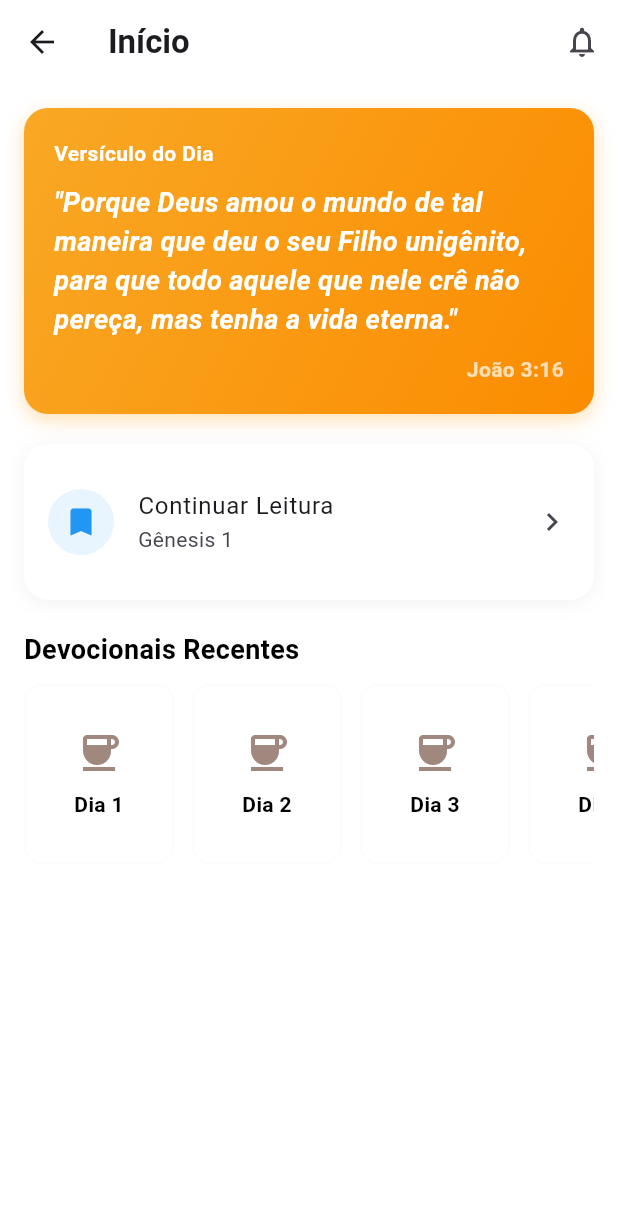
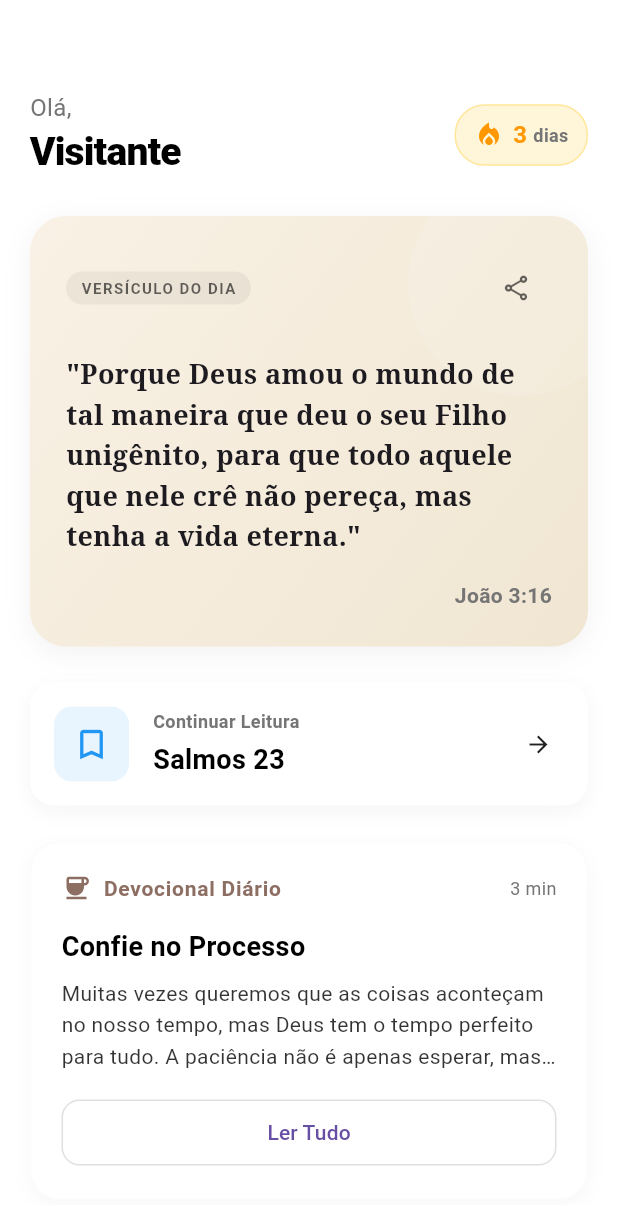
Before and after one commit to JC-dev9/belight-bible, a Flutter app: the HomeTab screen opened directly, on a phone screen of 412 x 824 dp. Shown: the top 1205 px of the screen. Run offline on Flutter 3.47's test engine with Material 3 defaults, Android fonts, the phone set to English and light mode, and no system bars; our stand-ins replace dio, equatable, flutter_markdown, flutter_riverpod, hive_flutter, scrollable_positioned_list and 2 more; missing offline and left inert: flutter_quill, graphview; accounts and stored records are empty.

Commit message:
feat(home-screen): implementa nova tab; Tela inicial;

```diff
--- a/lib/screens/tabs/home_tab.dart
+++ b/lib/screens/tabs/home_tab.dart
@@ -1,4 +1,8 @@
 import 'package:flutter/material.dart';
+import '../../widgets/home/home_header.dart';
+import '../../widgets/home/daily_verse_card.dart';
+import '../../widgets/home/continue_reading_card.dart';
+import '../../widgets/home/daily_devotional_card.dart';
 
 class HomeTab extends StatelessWidget {
   const HomeTab({super.key});
@@ -7,162 +11,83 @@ class HomeTab extends StatelessWidget {
   Widget build(BuildContext context) {
     return Scaffold(
       backgroundColor: Colors.transparent,
-      body: CustomScrollView(
+      body: SafeArea(
+        child: CustomScrollView(
+          physics: const BouncingScrollPhysics(),
           slivers: [
-          SliverAppBar(
-            backgroundColor: Colors.transparent,
-            floating: true,
-            title: const Text('Início', style: TextStyle(fontWeight: FontWeight.bold)),
-            actions: [
-              IconButton(
-                icon: const Icon(Icons.notifications_outlined),
-                onPressed: () {},
-              ),
-            ],
-          ),
             SliverToBoxAdapter(
               child: Padding(
-              padding: const EdgeInsets.all(16.0),
+                padding: const EdgeInsets.fromLTRB(20.0, 60.0, 20.0, 20.0), // Increased top padding
                 child: Column(
-                crossAxisAlignment: CrossAxisAlignment.start,
+                  crossAxisAlignment: CrossAxisAlignment.stretch,
                   children: [
-                   _buildDailyVerseCard(context),
-                   const SizedBox(height: 20),
-                   _buildContinueReadingCard(context),
-                   const SizedBox(height: 20),
-                   const Text(
-                     'Devocionais Recentes',
-                     style: TextStyle(fontSize: 18, fontWeight: FontWeight.bold),
+                    // 1. Header (Greeting + Streak)
+                    const HomeHeader(),
+                    const SizedBox(height: 24),
+
+                    // 2. Daily Verse (Impact)
+                    const DailyVerseCard(),
+                    const SizedBox(height: 24),
+
+                    // 3. Continue Reading (Utility)
+                    ContinueReadingCard(
+                      onTap: () {
+                        // TODO: Implement Logic to jump to last read
+                        ScaffoldMessenger.of(context).showSnackBar(
+                          const SnackBar(content: Text('Continuar leitura em breve...')),
+                        );
+                      }
                     ),
-                   const SizedBox(height: 10),
-                   _buildDevotionalList(),
+                    const SizedBox(height: 24),
+
+                    // 4. Daily Devotional (Content)
+                    const DailyDevotionalCard(),
+                    const SizedBox(height: 80), // Bottom padding for NavBar
                   ],
                 ),
               ),
             ),
           ],
         ),
-    );
-  }
-
-  Widget _buildDailyVerseCard(BuildContext context) {
-    return Container(
-      width: double.infinity,
-      padding: const EdgeInsets.all(20),
-      decoration: BoxDecoration(
-        gradient: LinearGradient(
-          colors: [Colors.yellow.shade800, Colors.orange.shade600],
-          begin: Alignment.topLeft,
-          end: Alignment.bottomRight,
-        ),
-        borderRadius: BorderRadius.circular(16),
-        boxShadow: [
-          BoxShadow(
-            color: Colors.orange.withOpacity(0.3),
-            blurRadius: 10,
-            offset: const Offset(0, 4),
-          ),
-        ],
-      ),
-      child: const Column(
-        crossAxisAlignment: CrossAxisAlignment.start,
-        children: [
-          Text(
-            'Versículo do Dia',
-            style: TextStyle(
-              color: Colors.white,
-              fontWeight: FontWeight.bold,
-              fontSize: 14,
-            ),
-          ),
-          SizedBox(height: 10),
-          Text(
-            '"Porque Deus amou o mundo de tal maneira que deu o seu Filho unigênito, para que todo aquele que nele crê não pereça, mas tenha a vida eterna."',
-            style: TextStyle(
-              color: Colors.white,
-              fontSize: 18,
-              fontWeight: FontWeight.w600,
-              fontStyle: FontStyle.italic,
-            ),
-          ),
-          SizedBox(height: 10),
-          Align(
-            alignment: Alignment.centerRight,
-            child: Text(
-              'João 3:16',
-              style: TextStyle(
-                color: Colors.white70,
-                fontWeight: FontWeight.bold,
-              ),
-            ),
-          ),
-        ],
       ),
     );
   }
 
-  Widget _buildContinueReadingCard(BuildContext context) {
-    return Container(
+  Widget _buildWeeklyProgress(BuildContext context) {
+    // Mock days: M T W T F S S
+    final days = ['D', 'S', 'T', 'Q', 'Q', 'S', 'S'];
+    final completed = [true, true, true, false, false, false, false]; // Mock data
+
+    return Row(
+      mainAxisAlignment: MainAxisAlignment.spaceBetween,
+      children: List.generate(7, (index) {
+        final isCompleted = completed[index];
+        return Column(
+          children: [
+            Container(
+              width: 36,
+              height: 36,
               decoration: BoxDecoration(
-        color: Theme.of(context).cardColor,
-        borderRadius: BorderRadius.circular(16),
-        boxShadow: [
-          BoxShadow(
-            color: Colors.black.withOpacity(0.05),
-            blurRadius: 10,
-            offset: const Offset(0, 2),
+                color: isCompleted ? Colors.green : Theme.of(context).dividerColor.withOpacity(0.1),
+                shape: BoxShape.circle,
+                border: isCompleted ? null : Border.all(color: Theme.of(context).dividerColor),
+              ),
+              child: isCompleted
+                  ? const Icon(Icons.check, color: Colors.white, size: 20)
+                  : null,
+            ),
+            const SizedBox(height: 8),
+            Text(
+              days[index],
+              style: TextStyle(
+                color: Theme.of(context).hintColor,
+                fontSize: 12,
+                fontWeight: FontWeight.bold,
+              ),
             ),
           ],
-      ),
-      child: ListTile(
-        contentPadding: const EdgeInsets.all(16),
-        leading: Container(
-          padding: const EdgeInsets.all(10),
-          decoration: BoxDecoration(
-            color: Colors.blue.withOpacity(0.1),
-            shape: BoxShape.circle,
-          ),
-          child: const Icon(Icons.bookmark, color: Colors.blue),
-        ),
-        title: const Text('Continuar Leitura'),
-        subtitle: const Text('Gênesis 1'),
-        trailing: const Icon(Icons.chevron_right),
-        onTap: () {
-          // TODO: Navigate to last read position
-        },
-      ),
         );
-  }
-
-  Widget _buildDevotionalList() {
-    return SizedBox(
-      height: 120,
-      child: ListView.builder(
-        scrollDirection: Axis.horizontal,
-        itemCount: 5,
-        itemBuilder: (context, index) {
-          return Container(
-            width: 100,
-            margin: const EdgeInsets.only(right: 12),
-            decoration: BoxDecoration(
-              color: Theme.of(context).cardColor,
-              borderRadius: BorderRadius.circular(12),
-              border: Border.all(color: Theme.of(context).dividerColor.withOpacity(0.1)),
-            ),
-            child: Column(
-              mainAxisAlignment: MainAxisAlignment.center,
-              children: [
-                Icon(Icons.coffee, color: Colors.brown.shade300, size: 32),
-                const SizedBox(height: 8),
-                Text(
-                  'Dia ${index + 1}',
-                  style: const TextStyle(fontWeight: FontWeight.bold),
-                ),
-              ],
-            ),
-          );
-        },
-      ),
+      }),
     );
   }
 }
--- /dev/null
+++ b/lib/widgets/home/continue_reading_card.dart
@@ -0,0 +1,73 @@
+import 'package:flutter/material.dart';
+
+class ContinueReadingCard extends StatelessWidget {
+  final VoidCallback onTap;
+
+  const ContinueReadingCard({super.key, required this.onTap});
+
+  @override
+  Widget build(BuildContext context) {
+    return GestureDetector(
+      onTap: onTap,
+      child: Container(
+        padding: const EdgeInsets.all(16),
+        decoration: BoxDecoration(
+          color: Theme.of(context).cardColor,
+          borderRadius: BorderRadius.circular(16),
+          boxShadow: [
+            BoxShadow(
+              color: Colors.black.withOpacity(0.04),
+              blurRadius: 10,
+              offset: const Offset(0, 4),
+            ),
+          ],
+        ),
+        child: Row(
+          children: [
+            Container(
+              width: 50,
+              height: 50,
+              decoration: BoxDecoration(
+                color: Colors.blue.withOpacity(0.1),
+                borderRadius: BorderRadius.circular(12),
+              ),
+              child: const Icon(Icons.bookmark_border, color: Colors.blue, size: 26),
+            ),
+            const SizedBox(width: 16),
+            Expanded(
+              child: Column(
+                crossAxisAlignment: CrossAxisAlignment.start,
+                children: [
+                  Text(
+                    'Continuar Leitura',
+                    style: TextStyle(
+                      fontSize: 12,
+                      color: Theme.of(context).hintColor,
+                      fontWeight: FontWeight.w600,
+                    ),
+                  ),
+                  const SizedBox(height: 4),
+                  const Text(
+                    'Salmos 23', // Mock
+                    style: TextStyle(
+                      fontSize: 18,
+                      fontWeight: FontWeight.bold,
+                    ),
+                  ),
+                ],
+              ),
+            ),
+            Container(
+              padding: const EdgeInsets.all(8),
+              decoration: BoxDecoration(
+                shape: BoxShape.circle,
+                color: Theme.of(context).scaffoldBackgroundColor,
+              ),
+              child: Icon(Icons.arrow_forward, size: 18, color: Theme.of(context).iconTheme.color),
+            ),
+          ],
+        ),
+      ),
+    );
+  }
+}
--- /dev/null
+++ b/lib/widgets/home/daily_devotional_card.dart
@@ -0,0 +1,85 @@
+import 'package:flutter/material.dart';
+
+class DailyDevotionalCard extends StatelessWidget {
+  const DailyDevotionalCard({super.key});
+
+  @override
+  Widget build(BuildContext context) {
+    return Container(
+      padding: const EdgeInsets.all(20),
+      decoration: BoxDecoration(
+        color: Theme.of(context).cardColor,
+        borderRadius: BorderRadius.circular(20),
+        border: Border.all(color: Theme.of(context).dividerColor.withOpacity(0.1)),
+        boxShadow: [
+          BoxShadow(
+            color: Colors.black.withOpacity(0.03),
+            blurRadius: 10,
+            offset: const Offset(0, 4),
+          ),
+        ],
+      ),
+      child: Column(
+        crossAxisAlignment: CrossAxisAlignment.start,
+        children: [
+          Row(
+            children: [
+              Icon(Icons.coffee, size: 20, color: Colors.brown.shade400),
+              const SizedBox(width: 8),
+              Text(
+                'Devocional Diário',
+                style: TextStyle(
+                  fontWeight: FontWeight.bold,
+                  color: Colors.brown.shade400,
+                  letterSpacing: 0.5,
+                ),
+              ),
+              const Spacer(),
+              Text(
+                '3 min',
+                style: TextStyle(
+                  fontSize: 12,
+                  color: Theme.of(context).hintColor,
+                ),
+              ),
+            ],
+          ),
+          const SizedBox(height: 16),
+          const Text(
+            'Confie no Processo',
+            style: TextStyle(
+              fontSize: 18,
+              fontWeight: FontWeight.bold,
+            ),
+          ),
+          const SizedBox(height: 8),
+          Text(
+            'Muitas vezes queremos que as coisas aconteçam no nosso tempo, mas Deus tem o tempo perfeito para tudo. A paciência não é apenas esperar, mas como nos comportamos enquanto esperamos...',
+            style: TextStyle(
+              fontSize: 14,
+              color: Theme.of(context).textTheme.bodyMedium?.color?.withOpacity(0.8),
+              height: 1.5,
+            ),
+            maxLines: 3,
+            overflow: TextOverflow.ellipsis,
+          ),
+          const SizedBox(height: 16),
+          SizedBox(
+            width: double.infinity,
+            child: OutlinedButton(
+              onPressed: () {
+                // TODO: Open full devotional
+              },
+              style: OutlinedButton.styleFrom(
+                shape: RoundedRectangleBorder(borderRadius: BorderRadius.circular(12)),
+                side: BorderSide(color: Theme.of(context).dividerColor),
+                padding: const EdgeInsets.symmetric(vertical: 12),
+              ),
+              child: const Text('Ler Tudo'),
+            ),
+          ),
+        ],
+      ),
+    );
+  }
+}
--- /dev/null
+++ b/lib/widgets/home/daily_verse_card.dart
@@ -0,0 +1,126 @@
+import 'package:flutter/material.dart';
+import 'package:share_plus/share_plus.dart';
+
+class DailyVerseCard extends StatelessWidget {
+  const DailyVerseCard({super.key});
+
+  @override
+  Widget build(BuildContext context) {
+    return Container(
+      width: double.infinity,
+      decoration: BoxDecoration(
+        // Modern Gradient - Softer & More Elegant
+        gradient: LinearGradient(
+          colors: [
+            Theme.of(context).brightness == Brightness.dark
+                ? const Color(0xFF3E3E3E) // Darker variant for dark mode
+                : const Color(0xFFF9F1E5), // Soft elegant cream/gold for light
+            Theme.of(context).brightness == Brightness.dark
+                ? const Color(0xFF2C2C2C)
+                : const Color(0xFFF0E6D2),
+          ],
+          begin: Alignment.topLeft,
+          end: Alignment.bottomRight,
+        ),
+        borderRadius: BorderRadius.circular(24),
+        boxShadow: [
+          BoxShadow(
+            color: Colors.black.withOpacity(0.05), // Softer shadow
+            blurRadius: 15,
+            offset: const Offset(0, 4),
+          ),
+        ],
+      ),
+      child: Stack(
+        children: [
+          // Background decorative circle (subtle)
+          Positioned(
+            right: -30,
+            top: -30,
+            child: Container(
+              width: 150,
+              height: 150,
+              decoration: BoxDecoration(
+                shape: BoxShape.circle,
+                color: Colors.white.withOpacity(0.1),
+              ),
+            ),
+          ),
+
+          Padding(
+            padding: const EdgeInsets.all(24.0),
+            child: Column(
+              crossAxisAlignment: CrossAxisAlignment.start,
+              children: [
+                Row(
+                  mainAxisAlignment: MainAxisAlignment.spaceBetween,
+                  children: [
+                    Container(
+                      padding: const EdgeInsets.symmetric(horizontal: 10, vertical: 4),
+                      decoration: BoxDecoration(
+                        color: Theme.of(context).brightness == Brightness.dark
+                            ? Colors.white.withOpacity(0.1)
+                            : Colors.black.withOpacity(0.05),
+                        borderRadius: BorderRadius.circular(12),
+                      ),
+                      child: Text(
+                        'VERSÍCULO DO DIA',
+                        style: TextStyle(
+                          color: Theme.of(context).brightness == Brightness.dark
+                              ? Colors.white
+                              : Colors.black.withOpacity(0.6),
+                          fontSize: 10,
+                          fontWeight: FontWeight.bold,
+                          letterSpacing: 1.0,
+                        ),
+                      ),
+                    ),
+                    IconButton(
+                      icon: Icon(Icons.share_outlined,
+                          color: Theme.of(context).brightness == Brightness.dark
+                              ? Colors.white
+                              : Colors.black.withOpacity(0.6),
+                          size: 20),
+                      onPressed: () {
+                         Share.share('"Porque Deus amou o mundo de tal maneira..." João 3:16 - App Bíblia');
+                      },
+                      padding: EdgeInsets.zero,
+                      constraints: const BoxConstraints(),
+                    )
+                  ],
+                ),
+
+                const SizedBox(height: 20),
+
+                Text(
+                  '"Porque Deus amou o mundo de tal maneira que deu o seu Filho unigênito, para que todo aquele que nele crê não pereça, mas tenha a vida eterna."',
+                  style: TextStyle(
+                    color: Theme.of(context).textTheme.bodyLarge?.color,
+                    fontSize: 18,
+                    fontWeight: FontWeight.w600,
+                    height: 1.5,
+                    fontFamily: 'Serif',
+                  ),
+                ),
+
+                const SizedBox(height: 16),
+
+                Align(
+                  alignment: Alignment.centerRight,
+                  child: Text(
+                    'João 3:16',
+                    style: TextStyle(
+                      color: Theme.of(context).hintColor,
+                      fontSize: 14,
+                      fontWeight: FontWeight.bold,
+                    ),
+                  ),
+                ),
+              ],
+            ),
+          ),
+        ],
+      ),
+    );
+  }
+}
--- /dev/null
+++ b/lib/widgets/home/home_header.dart
@@ -0,0 +1,80 @@
+import 'package:flutter/material.dart';
+import 'package:supabase_flutter/supabase_flutter.dart';
+import '../../utils/theme.dart';
+
+class HomeHeader extends StatelessWidget {
+  const HomeHeader({super.key});
+
+  @override
+  Widget build(BuildContext context) {
+    final user = Supabase.instance.client.auth.currentUser;
+    // Tenta pegar o nome do metadata, se não tiver, usa parte do email
+    final String name = user?.userMetadata?['name'] ??
+                        user?.email?.split('@').first ??
+                        'Visitante';
+
+    // Capitalize first letter
+    final displayName = name.isEmpty ? 'Visitante' :
+        '${name[0].toUpperCase()}${name.substring(1)}';
+
+    return Row(
+      mainAxisAlignment: MainAxisAlignment.spaceBetween,
+      children: [
+        Column(
+          crossAxisAlignment: CrossAxisAlignment.start,
+          children: [
+            Text(
+              'Olá,',
+              style: TextStyle(
+                fontSize: 16,
+                color: Theme.of(context).hintColor,
+                fontWeight: FontWeight.w400,
+              ),
+            ),
+            Text(
+              displayName,
+              style: const TextStyle(
+                fontSize: 26,
+                fontWeight: FontWeight.w800, // Extra bold for impact
+                letterSpacing: -0.5,
+              ),
+            ),
+          ],
+        ),
+
+        // Streak Counter
+        Container(
+          padding: const EdgeInsets.symmetric(horizontal: 12, vertical: 8),
+          decoration: BoxDecoration(
+            color: AppTheme.accentGold.withOpacity(0.15),
+            borderRadius: BorderRadius.circular(20),
+            border: Border.all(color: AppTheme.accentGold.withOpacity(0.3)),
+          ),
+          child: Row(
+            children: [
+              const Icon(Icons.local_fire_department, color: Colors.orange, size: 20),
+              const SizedBox(width: 6),
+              const Text(
+                '3', // Mock data
+                style: TextStyle(
+                  fontWeight: FontWeight.bold,
+                  fontSize: 16,
+                  color: Colors.orange,
+                ),
+              ),
+              const SizedBox(width: 4),
+              Text(
+                'dias',
+                style: TextStyle(
+                  fontSize: 12,
+                  color: Theme.of(context).hintColor,
+                  fontWeight: FontWeight.w600,
+                ),
+              ),
+            ],
+          ),
+        ),
+      ],
+    );
+  }
+}
```
Lines whose indentation alone changed are shown as unchanged.
